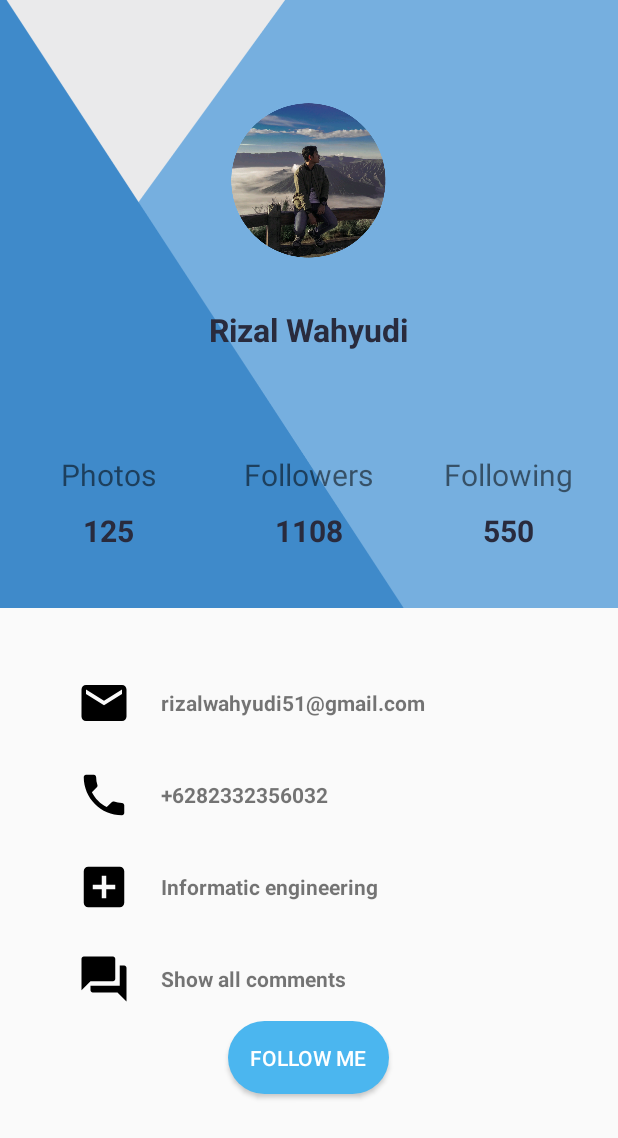
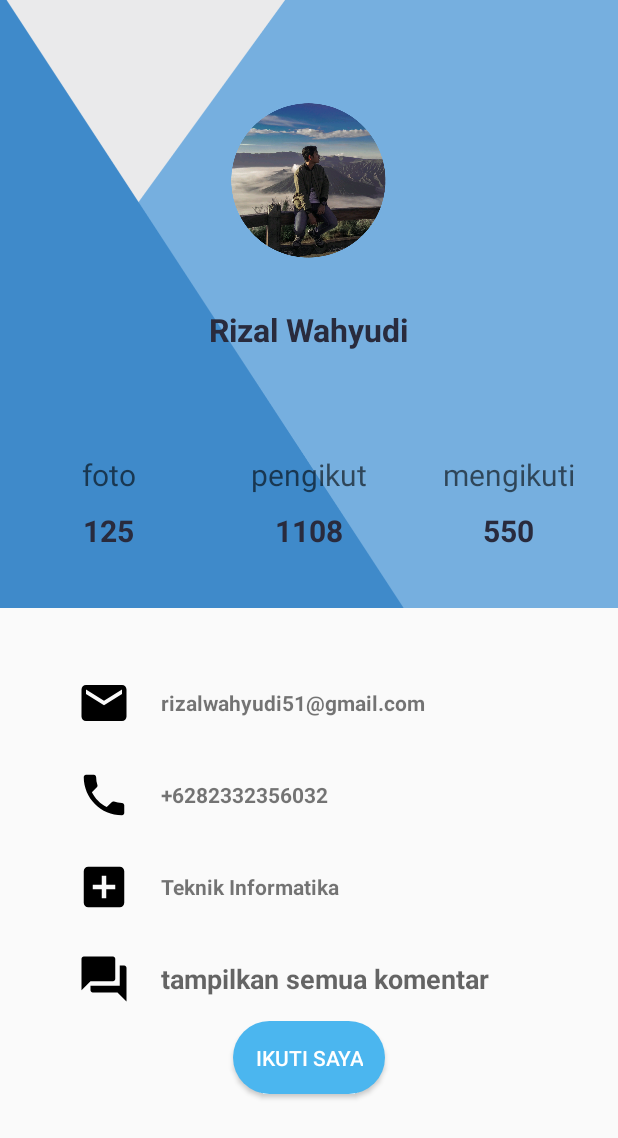
Before and after one commit to rizal51/profile, an Android app: the screen it shows after launch (MainActivity), on a phone screen of 412 x 824 dp. Shown: the top 1138 px of the screen. Run offline under Robolectric (Android 15) with nearby library versions, the phone set to English and light mode, and no system bars.

Commit message:
profile_multibahasa

```diff
--- a/app/src/main/res/layout/activity_main.xml
+++ b/app/src/main/res/layout/activity_main.xml
@@ -50,12 +50,15 @@
                     android:layout_width="0dp"
                     android:layout_weight="1"
                     android:layout_height="match_parent">
+
                     <TextView
+                        android:id="@+id/Textview1"
                         android:layout_width="wrap_content"
                         android:layout_height="wrap_content"
-                        android:text="Photos"
-                        android:textSize="20sp"
-                        />
+                        android:text="@string/foto"
+                        android:textAppearance="?android:attr/textAppearanceMedium"
+                        android:textSize="20sp" />
+
                     <TextView
                         android:layout_width="wrap_content"
                         android:layout_height="wrap_content"
@@ -72,12 +75,14 @@
                     android:layout_width="0dp"
                     android:layout_weight="1"
                     android:layout_height="match_parent">
+
                     <TextView
+                        android:id="@+id/Textview2"
                         android:layout_width="wrap_content"
                         android:layout_height="wrap_content"
-                        android:text="Followers"
-                        android:textSize="20sp"
-                        />
+                        android:text="@string/pengikut"
+                        android:textAppearance="?android:attr/textAppearanceMedium"
+                        android:textSize="20sp" />
 
                     <TextView
                         android:layout_width="wrap_content"
@@ -95,12 +100,14 @@
                     android:layout_width="0dp"
                     android:layout_weight="1"
                     android:layout_height="match_parent">
+
                     <TextView
+                        android:id="@+id/textview2"
                         android:layout_width="wrap_content"
                         android:layout_height="wrap_content"
-                        android:text="Following"
-                        android:textSize="20sp"
-                        />
+                        android:text="@string/mengikuti"
+                        android:textAppearance="?android:attr/textAppearanceMedium"
+                        android:textSize="20sp" />
 
                     <TextView
                         android:layout_width="wrap_content"
@@ -178,7 +185,7 @@
                 android:layout_width="wrap_content"
                 android:layout_height="wrap_content"
                 android:paddingLeft="20dp"
-                android:text="Informatic engineering"/>
+                android:text="@string/Teknik_informatika"/>
         </LinearLayout>
         <LinearLayout
             android:layout_marginTop="25dp"
@@ -197,7 +204,8 @@
                 android:layout_width="wrap_content"
                 android:layout_height="wrap_content"
                 android:paddingLeft="20dp"
-                android:text="Show all comments"/>
+                android:text="@string/tampilkan_semua_komentar"
+                android:textAppearance="?android:attr/textAppearanceMedium"/>
         </LinearLayout>
     </LinearLayout>
 
@@ -208,6 +216,6 @@
         android:layout_gravity="center_horizontal"
         android:layout_width="wrap_content"
         android:layout_height="wrap_content"
-        android:text="Follow Me"/>
+        android:text="@string/ikuti_saya"/>
 
 </LinearLayout>
--- a/app/src/main/res/values/strings.xml
+++ b/app/src/main/res/values/strings.xml
@@ -1,3 +1,9 @@
 <resources>
     <string name="app_name">profile</string>
+    <string name="foto">foto</string>
+    <string name="pengikut">pengikut</string>
+    <string name="mengikuti">mengikuti</string>
+    <string name="tampilkan_semua_komentar">tampilkan semua komentar</string>
+    <string name="ikuti_saya">Ikuti saya</string>
+    <string name="Teknik_informatika">Teknik Informatika</string>
 </resources>
```
Also changed, not shown: 5 other files.
